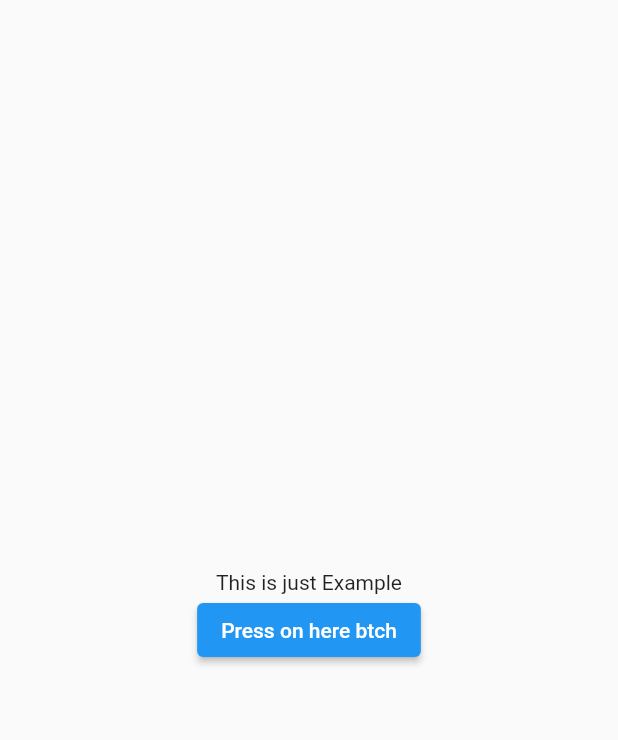
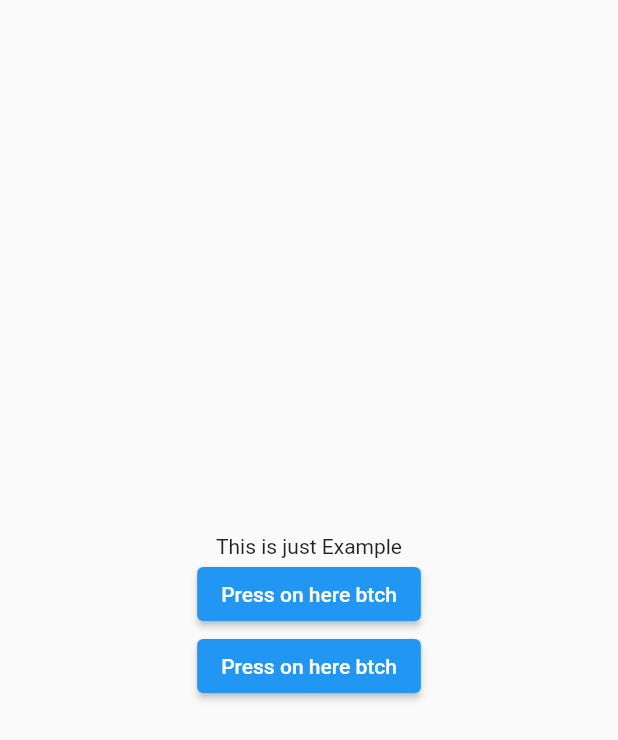
Before and after one commit to ahmmad2001/flutter-example-train, a Flutter app: the screen it shows after launch, on a phone screen of 412 x 824 dp. Shown: the top 740 px of the screen. Run offline on Flutter 3.47's test engine with Material 2 defaults, Android fonts, the light colour scheme and no system bars.

Commit message:
add elevated button

```diff
--- a/flutter_train_repo/lib/main.dart
+++ b/flutter_train_repo/lib/main.dart
@@ -22,6 +22,10 @@ class MyApp extends StatelessWidget {
                 ElevatedButton(
                   onPressed: () {},
                   child: Text('Press on here btch'),
+                ),
+                ElevatedButton(
+                  onPressed: () {},
+                  child: Text('Press on here btch'),
                 )
               ],
             ),
```
